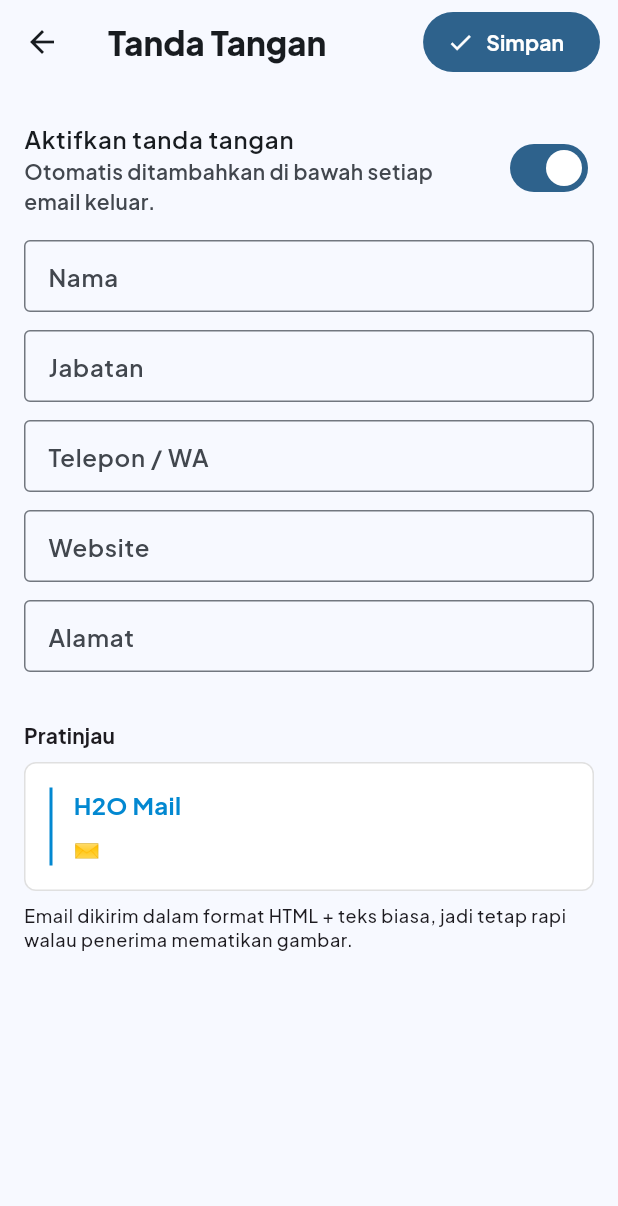
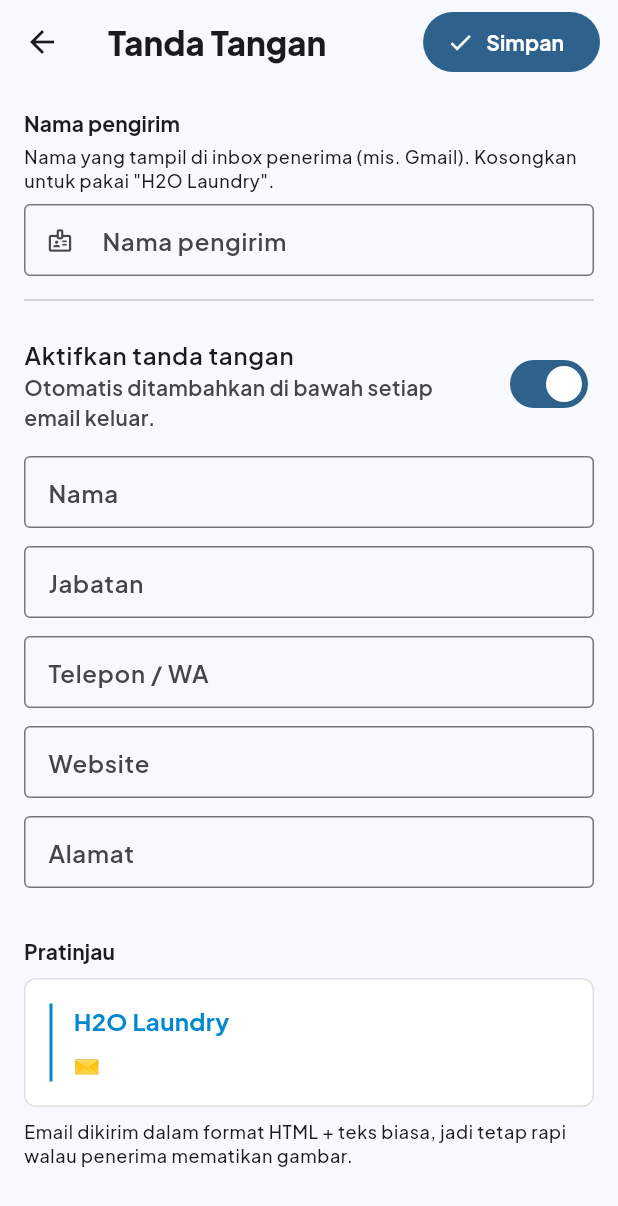
Before and after one commit to mustang77/tideview, a Flutter app: the SignatureScreen screen opened directly with empty values, on a phone screen of 412 x 824 dp. Shown: the top 1206 px of the screen. Run offline on Flutter 3.47's test engine with Material 3 defaults, Android fonts, the phone set to English and light mode, and no system bars; our stand-ins replace flutter_local_notifications, google_fonts, share_plus, shared_preferences, web, webview_flutter and 1 more; missing offline and left inert: dart:ui_web; accounts and stored records are empty.

Commit message:
Set From display name on send (per-account sender name)
- New 'Nama pengirim' field in signature settings, applied to the From
  header independent of the signature block
- Defaults per domain to the brand company (World Cruise Academy /
  Maya Resort Ubud / H2O Laundry) so recipients see a real name, not the
  mailbox local-part
- JMAP sendEmail includes the display name in From

```diff
--- a/h2omail/lib/jmap/jmap_client.dart
+++ b/h2omail/lib/jmap/jmap_client.dart
@@ -446,6 +446,7 @@ class JmapClient {
     List<String> cc = const [],
     required String subject,
     required String textBody,
+    String? fromName,
     String? htmlBody,
     String? inlineLogoBlobId,
     String? inlineLogoCid,
@@ -498,7 +499,11 @@ class JmapClient {
         'mailboxIds': {sentMailboxId: true},
         'keywords': {r'$seen': true},
         'from': [
-          {'email': username}
+          {
+            if (fromName != null && fromName.trim().isNotEmpty)
+              'name': fromName.trim(),
+            'email': username,
+          }
         ],
         'to': [
           for (final a in to) {'email': a}
--- a/h2omail/lib/screens/compose_screen.dart
+++ b/h2omail/lib/screens/compose_screen.dart
@@ -92,6 +92,7 @@ class _ComposeScreenState extends State<ComposeScreen> {
     setState(() => _busy = true);
     try {
       final email = widget.client.username;
+      final fromName = _sig.senderNameFor(email);
       final useSig = _useSig && _hasSignature;
 
       var textBody = _body.text;
@@ -121,6 +122,7 @@ class _ComposeScreenState extends State<ComposeScreen> {
             ? '(tanpa subjek)'
             : _subject.text.trim(),
         textBody: textBody,
+        fromName: fromName,
         htmlBody: htmlBody,
         inlineLogoBlobId: logoBlobId,
         inlineLogoCid: logoBlobId != null ? kSignatureLogoCid : null,
--- a/h2omail/lib/screens/signature_screen.dart
+++ b/h2omail/lib/screens/signature_screen.dart
@@ -13,6 +13,7 @@ class SignatureScreen extends StatefulWidget {
 }
 
 class _SignatureScreenState extends State<SignatureScreen> {
+  final _sender = TextEditingController();
   final _name = TextEditingController();
   final _title = TextEditingController();
   final _phone = TextEditingController();
@@ -35,6 +36,7 @@ class _SignatureScreenState extends State<SignatureScreen> {
     final s = await SignatureStore.load(widget.email);
     if (!mounted) return;
     setState(() {
+      _sender.text = s.senderName;
       _name.text = s.name;
       _title.text = s.title;
       _phone.text = s.phone;
@@ -49,6 +51,7 @@ class _SignatureScreenState extends State<SignatureScreen> {
   Signature get _current => Signature(
         enabled: _enabled,
         includeLogo: _logo,
+        senderName: _sender.text.trim(),
         name: _name.text.trim(),
         title: _title.text.trim(),
         phone: _phone.text.trim(),
@@ -69,6 +72,7 @@ class _SignatureScreenState extends State<SignatureScreen> {
 
   @override
   void dispose() {
+    _sender.dispose();
     _name.dispose();
     _title.dispose();
     _phone.dispose();
@@ -106,6 +110,27 @@ class _SignatureScreenState extends State<SignatureScreen> {
                 child: ListView(
                   padding: const EdgeInsets.all(16),
                   children: [
+                    Text('Nama pengirim',
+                        style: Theme.of(context).textTheme.titleSmall),
+                    const SizedBox(height: 4),
+                    Text(
+                      'Nama yang tampil di inbox penerima (mis. Gmail). '
+                      'Kosongkan untuk pakai "${Brand.defFor(widget.email).companyName}".',
+                      style: Theme.of(context).textTheme.bodySmall,
+                    ),
+                    const SizedBox(height: 8),
+                    TextField(
+                      controller: _sender,
+                      onChanged: (_) => setState(() {}),
+                      decoration: InputDecoration(
+                        labelText: 'Nama pengirim',
+                        hintText: Brand.defFor(widget.email).companyName,
+                        prefixIcon: const Icon(Icons.badge_outlined),
+                        border: const OutlineInputBorder(),
+                        isDense: true,
+                      ),
+                    ),
+                    const Divider(height: 32),
                     SwitchListTile(
                       contentPadding: EdgeInsets.zero,
                       value: _enabled,
--- a/h2omail/lib/util/brand.dart
+++ b/h2omail/lib/util/brand.dart
@@ -45,6 +45,7 @@ const List<BrandDef> _brands = [
     seed: Color(0xFF0288D1),
     server: 'mail.worldcruiseacademy.co.id',
     hostSuffix: 'worldcruiseacademy.co.id',
+    company: 'World Cruise Academy',
   ),
   BrandDef(
     key: 'maya',
@@ -65,6 +66,7 @@ const BrandDef _h2o = BrandDef(
   icon: Icons.water_drop,
   seed: Color(0xFF0288D1),
   server: 'mail.h2olaundry.com',
+  company: 'H2O Laundry',
 );
 
 /// Resolves the active brand from a build-time define or the web hostname.
--- a/h2omail/lib/util/signature.dart
+++ b/h2omail/lib/util/signature.dart
@@ -25,6 +25,10 @@ String _esc(String s) => s
 class Signature {
   final bool enabled;
   final bool includeLogo;
+
+  /// Display name shown to recipients in the From header (e.g. Gmail's sender
+  /// column). Independent of [enabled]; empty falls back to the brand company.
+  final String senderName;
   final String name;
   final String title;
   final String phone;
@@ -34,6 +38,7 @@ class Signature {
   const Signature({
     this.enabled = true,
     this.includeLogo = true,
+    this.senderName = '',
     this.name = '',
     this.title = '',
     this.phone = '',
@@ -44,6 +49,7 @@ class Signature {
   Signature copyWith({
     bool? enabled,
     bool? includeLogo,
+    String? senderName,
     String? name,
     String? title,
     String? phone,
@@ -53,6 +59,7 @@ class Signature {
       Signature(
         enabled: enabled ?? this.enabled,
         includeLogo: includeLogo ?? this.includeLogo,
+        senderName: senderName ?? this.senderName,
         name: name ?? this.name,
         title: title ?? this.title,
         phone: phone ?? this.phone,
@@ -63,6 +70,7 @@ class Signature {
   Map<String, dynamic> toJson() => {
         'enabled': enabled,
         'logo': includeLogo,
+        'senderName': senderName,
         'name': name,
         'title': title,
         'phone': phone,
@@ -73,12 +81,20 @@ class Signature {
   factory Signature.fromJson(Map<String, dynamic> j) => Signature(
         enabled: (j['enabled'] ?? true) as bool,
         includeLogo: (j['logo'] ?? true) as bool,
+        senderName: (j['senderName'] ?? '') as String,
         name: (j['name'] ?? '') as String,
         title: (j['title'] ?? '') as String,
         phone: (j['phone'] ?? '') as String,
         website: (j['website'] ?? '') as String,
         address: (j['address'] ?? '') as String,
       );
+
+  /// The From display name for [email]: the configured [senderName], or the
+  /// brand's company name as a sensible default.
+  String senderNameFor(String email) =>
+      senderName.trim().isNotEmpty
+          ? senderName.trim()
+          : Brand.defFor(email).companyName;
 
   /// Sensible defaults for a brand-new account (website from the email domain).
   factory Signature.initial(String email) {
```
